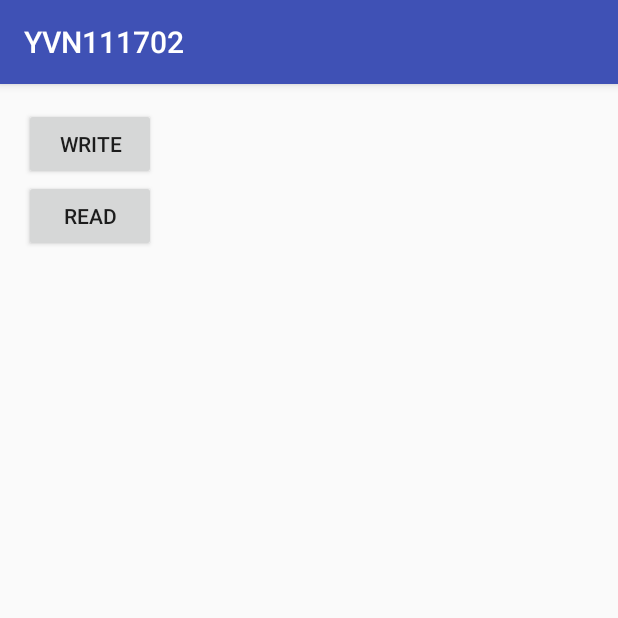
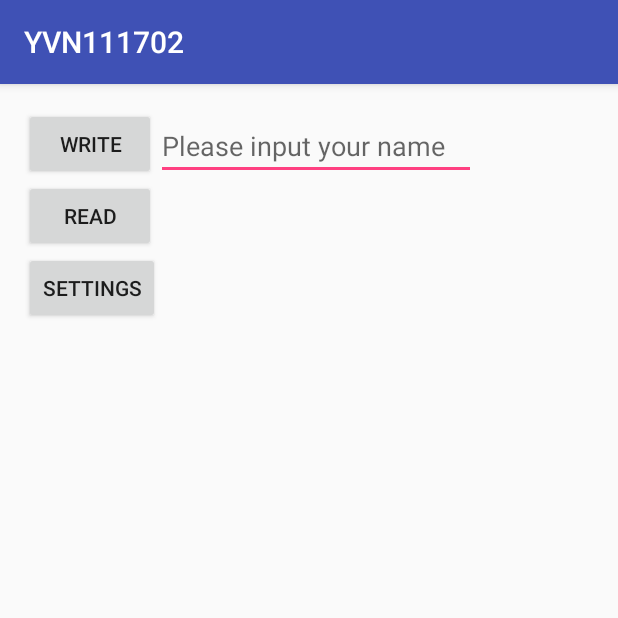
Before and after one commit to Shaojung/YVN111702, an Android app: the screen it shows after launch (MainActivity), on a phone screen of 412 x 824 dp, the top half of it. Run offline under Robolectric (Android 15) with nearby library versions, the phone set to English and light mode, and no system bars.

Commit message:
add Preference Activity

```diff
--- a/app/build.gradle
+++ b/app/build.gradle
@@ -25,5 +25,6 @@ dependencies {
         exclude group: 'com.android.support', module: 'support-annotations'
     })
     compile 'com.android.support:appcompat-v7:24.2.1'
+    compile 'com.android.support:support-v4:24.2.1'
     testCompile 'junit:junit:4.12'
 }
--- a/app/src/main/AndroidManifest.xml
+++ b/app/src/main/AndroidManifest.xml
@@ -15,6 +15,9 @@
                 <category android:name="android.intent.category.LAUNCHER" />
             </intent-filter>
         </activity>
+        <activity
+            android:name=".SettingsActivity"
+            android:label="@string/title_activity_settings"></activity>
     </application>
 
 </manifest>
--- a/app/src/main/java/com/example/yvtc/yvn111702/MainActivity.java
+++ b/app/src/main/java/com/example/yvtc/yvn111702/MainActivity.java
@@ -1,25 +1,28 @@
 package com.example.yvtc.yvn111702;
 
+import android.content.Intent;
 import android.content.SharedPreferences;
 import android.support.v7.app.AppCompatActivity;
 import android.os.Bundle;
 import android.view.View;
+import android.widget.EditText;
 import android.widget.Toast;
 
 public class MainActivity extends AppCompatActivity {
     SharedPreferences sp;
+    EditText ed;
     @Override
     protected void onCreate(Bundle savedInstanceState) {
         super.onCreate(savedInstanceState);
         setContentView(R.layout.activity_main);
-
+        ed = (EditText) findViewById(R.id.editText);
         sp = getSharedPreferences("mydata", MODE_PRIVATE);
     }
 
     public void click1(View v)
     {
         SharedPreferences.Editor editor = sp.edit();
-        editor.putString("name", "Teacher");
+        editor.putString("name", ed.getText().toString());
         editor.commit();
     }
     public void click2(View v)
@@ -27,4 +30,9 @@ public class MainActivity extends AppCompatActivity {
         String str = sp.getString("name", "Test");
         Toast.makeText(MainActivity.this, str, Toast.LENGTH_SHORT).show();
     }
+    public void clickSettings(View v)
+    {
+        Intent it = new Intent(MainActivity.this, SettingsActivity.class);
+        startActivity(it);
+    }
 }
--- a/app/src/main/res/layout/activity_main.xml
+++ b/app/src/main/res/layout/activity_main.xml
@@ -27,4 +27,23 @@
         android:layout_alignParentStart="true"
         android:id="@+id/button2"
         android:onClick="click2" />
+
+    <EditText
+        android:layout_width="wrap_content"
+        android:layout_height="wrap_content"
+        android:inputType="textPersonName"
+        android:ems="10"
+        android:layout_above="@+id/button2"
+        android:layout_toEndOf="@+id/button"
+        android:id="@+id/editText"
+        android:hint="Please input your name" />
+
+    <Button
+        android:text="Settings"
+        android:layout_width="wrap_content"
+        android:layout_height="wrap_content"
+        android:layout_below="@+id/button2"
+        android:layout_alignParentStart="true"
+        android:id="@+id/button3"
+        android:onClick="clickSettings" />
 </RelativeLayout>
```
Also changed, not shown: app/src/main/res/values/strings.xml (+73 -0 lines).
